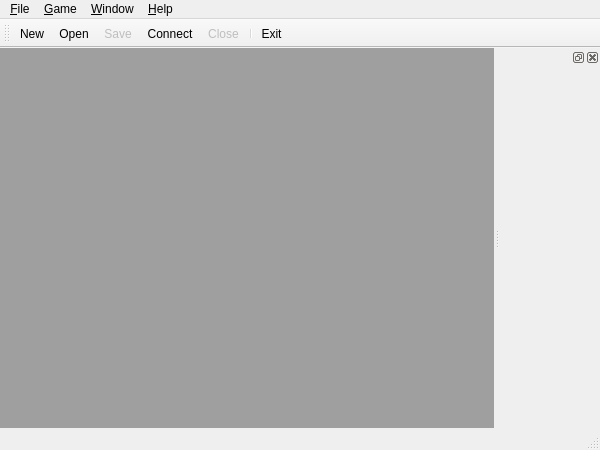
This is client/mainwindow.ui in jkdoug/mudder as Qt 5 draws it before an edit. The edited form follows.
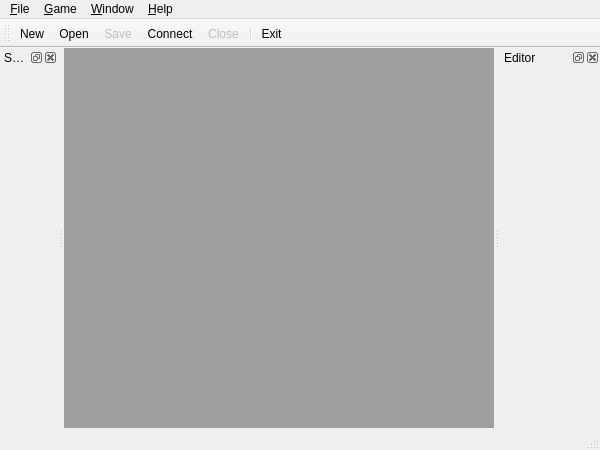
This is the edited form. Icons and pictures are not drawn.

Commit message:
Started a new profile settings editor
Added functions to the script engine for storing data in the Lua
registry.

What changed in the file:
```diff
--- a/client/mainwindow.ui
+++ b/client/mainwindow.ui
@@ -131,6 +131,9 @@
      <height>50</height>
     </size>
    </property>
+   <property name="windowTitle">
+    <string>Editor</string>
+   </property>
    <attribute name="dockWidgetArea">
     <number>2</number>
    </attribute>
@@ -154,6 +157,15 @@
     </layout>
    </widget>
   </widget>
+  <widget class="QDockWidget" name="dockSettings">
+   <property name="windowTitle">
+    <string>Settings</string>
+   </property>
+   <attribute name="dockWidgetArea">
+    <number>1</number>
+   </attribute>
+   <widget class="QWidget" name="settings"/>
+  </widget>
   <action name="actionOpen">
    <property name="icon">
     <iconset>
```
Left out of the diff: 2 changed lines with no effect on the pictures. The commit also changes 12 other files.
